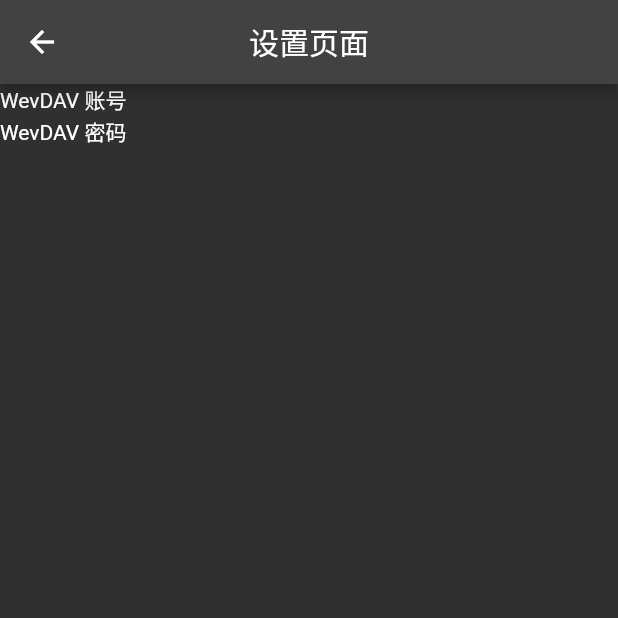
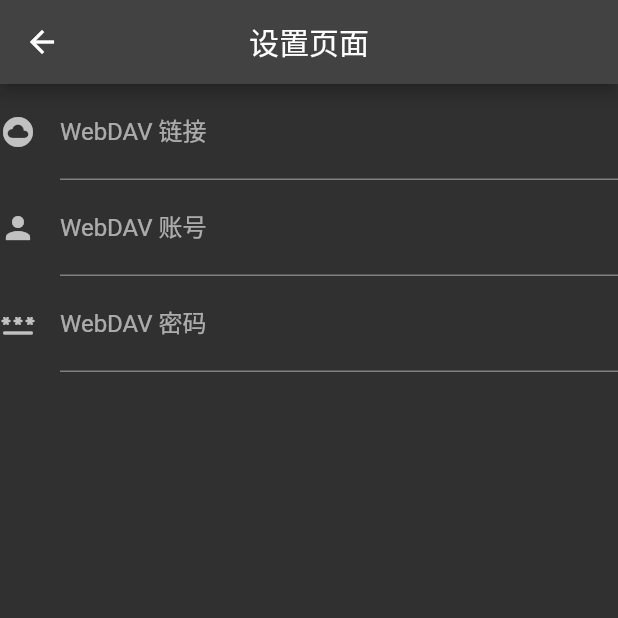
Before and after one commit to shAdow-XJY/writing_wirter, a Flutter app: the SettingPage screen opened directly, on a phone screen of 412 x 824 dp, the top half of it. Run offline on Flutter 3.47's test engine with Material 2 defaults, Android fonts, the phone set to English and light mode, and no system bars; our stand-ins replace dropdown_button2, event_bus, file_picker, flutter_redux, flutter_slidable, get_it and 3 more; missing offline and left inert: animated_stack, blur_glass, circular_menu, click_text_field, webdav_client.

Commit message:
app get_it with userconfig,and webDAV in user.json read and show

```diff
--- a/lib/pages/common/setting_page/setting_page.dart
+++ b/lib/pages/common/setting_page/setting_page.dart
@@ -1,5 +1,7 @@
 import 'package:flutter/material.dart';
 import 'package:writing_writer/components/common/transparent_bar_scroll_view.dart';
+import '../../../service/file/config_IOBase.dart';
+import '../../../state_machine/get_it/app_get_it.dart';
 
 class SettingPage extends StatefulWidget {
   const SettingPage({Key? key}) : super(key: key);
@@ -10,6 +12,39 @@ class SettingPage extends StatefulWidget {
 
 class _SettingPageState extends State<SettingPage> with TickerProviderStateMixin {
 
+  /// 全局单例-用户配置操作工具类
+  final ConfigIOBase configIOBase = appGetIt.get(instanceName: "ConfigIOBase");
+  /// 用户配置属性
+  late Map<String, dynamic> userJson;
+
+  /// webDAV
+  TextEditingController uriController = TextEditingController();
+  TextEditingController userController = TextEditingController();
+  TextEditingController passwordController = TextEditingController();
+
+  @override
+  void initState() {
+    super.initState();
+    userJson = configIOBase.getUserJsonContent();
+    uriController.text = userJson["webDAV"]["uri"];
+    userController.text = userJson["webDAV"]["user"];
+    passwordController.text = userJson["webDAV"]["password"];
+  }
+
+  @override
+  void dispose() {
+    saveAll();
+    super.dispose();
+  }
+
+  /// 保存设置页面所有配置
+  void saveAll() {
+    userJson["webDAV"]["uri"] = uriController.text;
+    userJson["webDAV"]["user"] = userController.text;
+    userJson["webDAV"]["password"] = passwordController.text;
+    configIOBase.saveUserJson(userJson);
+  }
+
   @override
   Widget build(BuildContext context) {
     return Scaffold(
@@ -19,9 +54,32 @@ class _SettingPageState extends State<SettingPage> with TickerProviderStateMixin
       ),
       body: TransBarScrollView(
           child: Column(
-            children: const [
-              Text("WevDAV 账号"),
-              Text("WevDAV 密码"),
+            children: [
+              TextFormField(
+                controller: uriController,
+                decoration: const InputDecoration(
+                  labelText: "WebDAV 链接",
+                  hintText: "WebDAV 网盘链接",
+                  icon: Icon(Icons.cloud_circle),
+                ),
+              ),
+              TextFormField(
+                controller: userController,
+                decoration: const InputDecoration(
+                  labelText: "WebDAV 账号",
+                  hintText: "WebDAV 账号",
+                  icon: Icon(Icons.person),
+                ),
+              ),
+              TextFormField(
+                obscureText: true,
+                controller: passwordController,
+                decoration: const InputDecoration(
+                  labelText: "WebDAV 密码",
+                  hintText: "WebDAV 密码",
+                  icon: Icon(Icons.password_rounded),
+                ),
+              ),
             ],
           )
       ),
--- a/lib/service/file/config_IOBase.dart
+++ b/lib/service/file/config_IOBase.dart
@@ -1,6 +1,5 @@
 import 'dart:io';
 import 'package:flutter/cupertino.dart';
-
 import 'file_configure.dart';
 import 'dart:convert' as convert;
 import 'package:path_provider/path_provider.dart';
@@ -61,13 +60,13 @@ class ConfigIOBase
   }
 
   /// user.json保存
-  void saveUserJson(String content) {
+  void saveUserJson(Map<String, dynamic> userJson) {
     try {
       File userJsonFile = File("$_appDocPath${Platform.pathSeparator}${FileConfig.configUserFilePath()}");
       if (!userJsonFile.existsSync()) {
         userJsonFile.createSync(recursive: true);
       }
-      userJsonFile.writeAsStringSync(content);
+      userJsonFile.writeAsStringSync(convert.jsonEncode(userJson));
     } on Exception catch (e, s) {
       debugPrint("/// user.json保存");
       print(s);
@@ -82,7 +81,7 @@ class ConfigIOBase
       "user": user,
       "password": password,
     };
-    saveUserJson(convert.jsonEncode(userJson));
+    saveUserJson(userJson);
   }
 
   /// 获取 webDAV 信息
--- a/lib/service/web_dav/web_dav.dart
+++ b/lib/service/web_dav/web_dav.dart
@@ -9,10 +9,8 @@ class WebDAV {
     debug: true,
   );
 
-  late final IOBase _ioBase;
 
-  WebDAV(IOBase ioBase) {
-    _ioBase = ioBase;
+  WebDAV() {
   }
 
   /// 书籍上传更新
--- a/lib/state_machine/get_it/app_get_it.dart
+++ b/lib/state_machine/get_it/app_get_it.dart
@@ -2,6 +2,8 @@ import 'package:get_it/get_it.dart';
 import 'package:writing_writer/service/file/IOBase.dart';
 import 'package:event_bus/event_bus.dart';
 import 'package:writing_writer/service/file/export_IOBase.dart';
+
+import '../../service/file/config_IOBase.dart';
 
 /// get_it to easy make Singleton Class
 GetIt appGetIt = GetIt.instance;
@@ -15,4 +17,8 @@ Future<void> setupAppGetIt({bool test = false}) async {
 
   /// tool three -- ExportIOBase : Export file IO tool class register
   appGetIt.registerSingleton<ExportIOBase>(ExportIOBase(), instanceName: "ExportIOBase");
+
+  /// tool four -- ConfigIOBase : Config file IO tool class register
+  appGetIt.registerSingleton<ConfigIOBase>(ConfigIOBase(), instanceName: "ConfigIOBase");
+
 }
```
Also changed, not shown: 1 other file.
